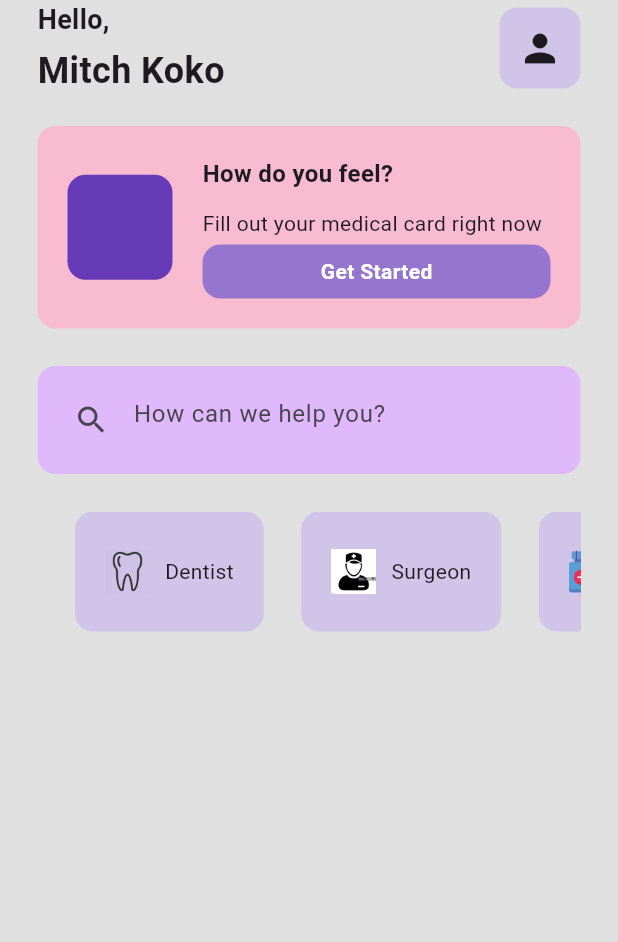
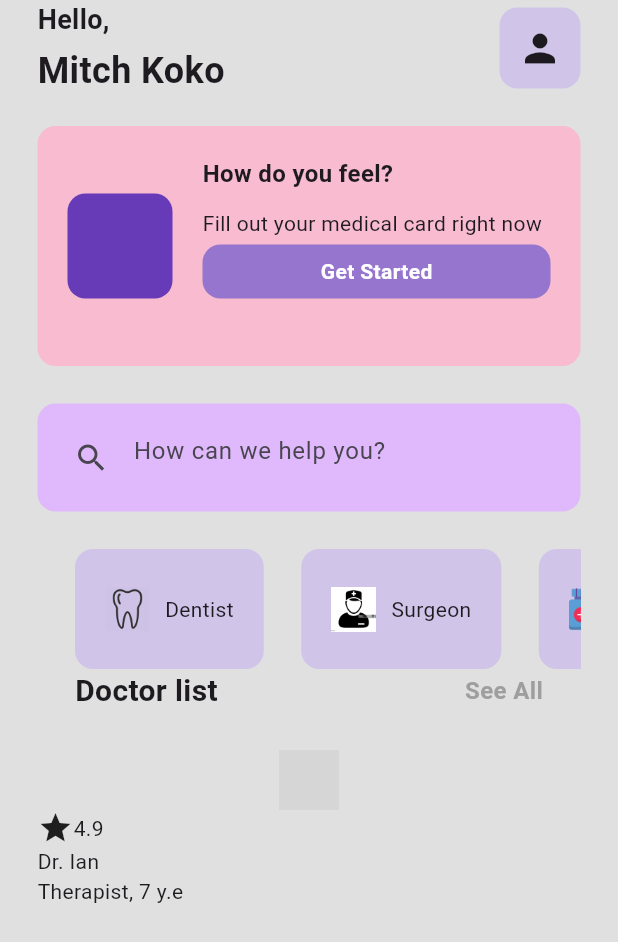
Before and after one commit to Esteban0550/medicalappui, a Flutter app: the screen it shows after launch, on a phone screen of 412 x 824 dp. Shown: the top 942 px of the screen. Run offline on Flutter 3.47's test engine with Material 3 defaults, Android fonts, the phone set to English and light mode, and no system bars; grey boxes are pictures that could not be loaded.

Commit message:
2do commit

```diff
--- a/lib/main.dart
+++ b/lib/main.dart
@@ -6,9 +6,10 @@ void main() {
 }
 
 class MyApp extends StatelessWidget {
-  const MyApp({Key? key}) : super(key: key);
+  const MyApp({super.key});
 
   @override
+
   Widget build(BuildContext context) {
     return MaterialApp(
       debugShowCheckedModeBanner: false,
--- a/lib/pages/home_page.dart
+++ b/lib/pages/home_page.dart
@@ -1,7 +1,7 @@
 import 'package:flutter/material.dart';
 
 class HomePage extends StatefulWidget {
-  const HomePage({Key? key}) : super(key: key);
+  const HomePage({super.key});
 
   @override
   State<HomePage> createState() => _HomePageState();
@@ -43,7 +43,6 @@ class _HomePageState extends State<HomePage> {
                       ),
                     ],
                   ),
-
                   // Ícono de perfil
                   Container(
                     padding: const EdgeInsets.all(12),
@@ -55,7 +54,6 @@ class _HomePageState extends State<HomePage> {
                   ),
                 ],
               ),
-
               SizedBox(height: 20), // Espaciado entre la barra superior y el card
 
               // Cómo te sientes (Tarjeta rosada)
@@ -78,7 +76,6 @@ class _HomePageState extends State<HomePage> {
                       ),
                     ),
                     SizedBox(width: 20), // Espaciado entre imagen y texto
-
                     // Textos
                     Expanded(
                       child: Column(
@@ -114,6 +111,7 @@ class _HomePageState extends State<HomePage> {
                               ),
                             ),
                           ),
+                          SizedBox(height: 25), // Espaciado entre botones
                         ],
                       ),
                     ),
@@ -161,6 +159,58 @@ class _HomePageState extends State<HomePage> {
                   ],
                 ),
               ),
+
+              // Doctor list (Texto debajo de la lista horizontal)
+              Padding(
+                padding: const EdgeInsets.symmetric(horizontal: 25.0),
+                child: Row(
+                  mainAxisAlignment: MainAxisAlignment.spaceBetween,
+                  children: const [
+                    Text(
+                      "Doctor list",
+                      style: TextStyle(
+                        fontSize: 20,
+                        fontWeight: FontWeight.bold,
+                      ),
+                    ),
+                    Text(
+                      "See All",
+                      style: TextStyle(
+                        fontSize: 16,
+                        fontWeight: FontWeight.bold,
+                        color: Colors.grey,
+                      ),
+                    ),
+                  ],
+                ),
+              ),
+              SizedBox(height: 25), // Espaciado entre la lista horizontal y los doctores
+
+              Container(
+                child: Column(
+                  children: [
+                    // picture of doctor
+                    Image.asset(
+                     " assets/image/doctor1.jpeg",
+                      height: 40,
+                    ), // Image.asset
+
+                    // rating out of 5
+                    Row(
+                      children: [
+                        Icon(Icons.star),
+                        Text("4.9"),
+                      ],
+                    ),
+                  ],
+                ),
+              ),
+              // doctor name
+              Text("Dr. Ian"),
+
+              // doctor title
+              Text("Therapist, 7 y.e"),
+
             ],
           ),
         ),
@@ -175,10 +225,10 @@ class CategoryCard extends StatelessWidget {
   final String categoryName;
 
   const CategoryCard({
-    Key? key,
+    super.key,
     required this.iconImagePath,
     required this.categoryName,
-  }) : super(key: key);
+  });
 
   @override
   Widget build(BuildContext context) {
@@ -195,10 +245,7 @@ class CategoryCard extends StatelessWidget {
             Image.asset(
               iconImagePath,
               height: 30,
-              errorBuilder: (context, error, stackTrace) {
-                return Icon(Icons.error, size: 30, color: Colors.red);
-              },
-            ),
+             ),
             SizedBox(width: 10), // Espaciado entre imagen y texto
             Text(categoryName),
           ],
@@ -207,5 +254,3 @@ class CategoryCard extends StatelessWidget {
     );
   }
 }
-
-//hoy to
--- a/pubspec.yaml
+++ b/pubspec.yaml
@@ -23,3 +23,6 @@ flutter:
     - assets/icons/tooth.png
     - assets/icons/medicine.png
     - assets/icons/surgeon.jpg
+    - assets/image/doctor1.jpeg
+    - assets/image/doctor2.jpeg
+    - assets/image/doctor3.jpg
```
Also changed, not shown: lib/util/category_card.dart (+18 -11 lines).
